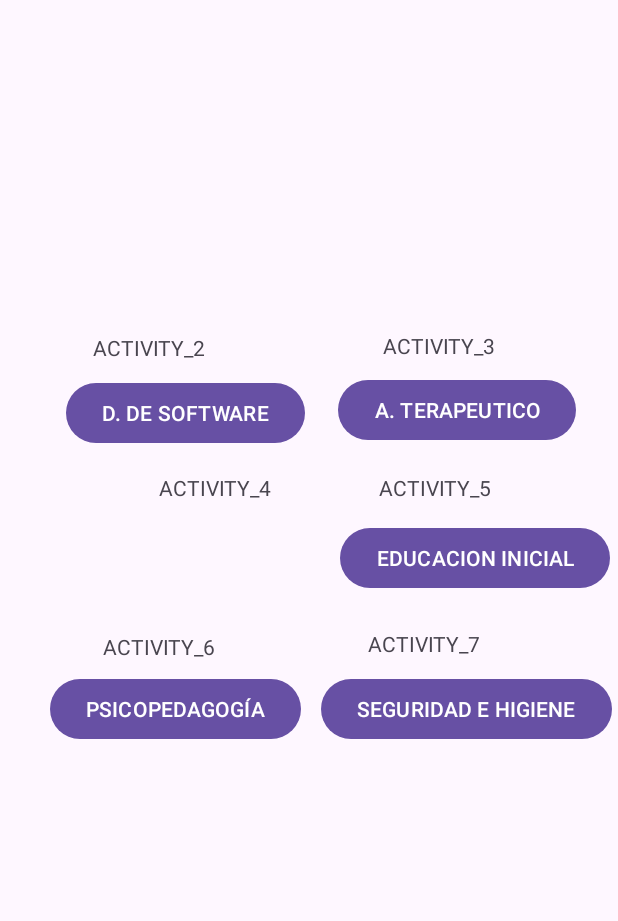
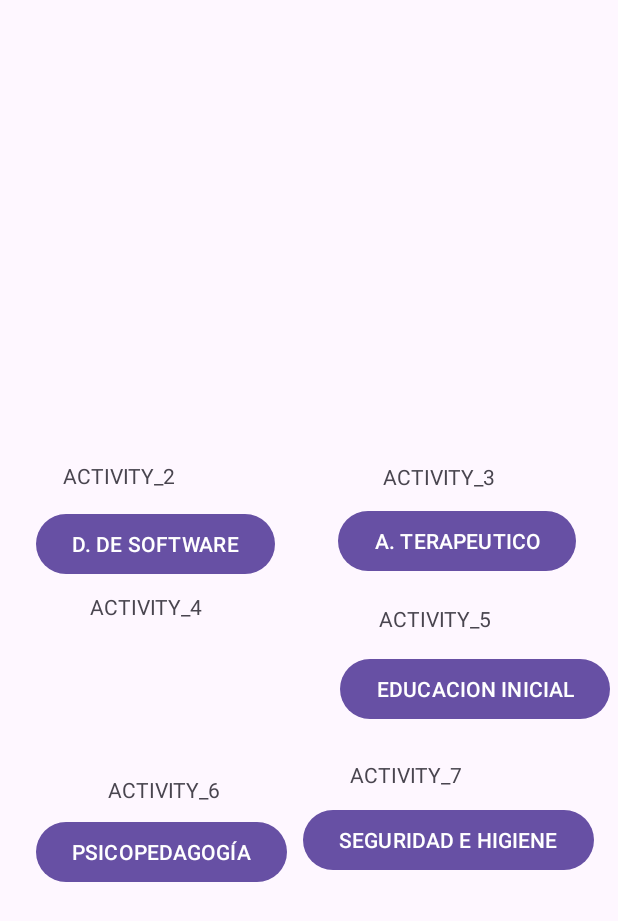
Before and after one commit to matttuuu/app-calendarioEvaluaciones, an Android app: the screen it shows after launch (MainActivity), on a phone screen of 412 x 824 dp. Shown: the top 921 px of the screen. Run offline under Robolectric (Android 15) with nearby library versions, the phone set to English and light mode, and no system bars.

Commit message:
Guardar activity_main.xml

```diff
--- a/CalendarAppIDRA/app/src/main/res/layout/activity_main.xml
+++ b/CalendarAppIDRA/app/src/main/res/layout/activity_main.xml
@@ -17,34 +17,35 @@
         app:layout_constraintBottom_toTopOf="@+id/buttonEducacion"
         app:layout_constraintStart_toStartOf="@+id/buttonEducacion" />
 
+    <Button
+        android:id="@+id/buttonSoftware"
+        android:layout_width="wrap_content"
+        android:layout_height="wrap_content"
+        android:layout_marginStart="24dp"
+        android:layout_marginTop="2dp"
+        android:text="D. DE SOFTWARE"
+        app:layout_constraintStart_toStartOf="parent"
+        app:layout_constraintTop_toTopOf="@+id/buttonTerapeutico" />
+
     <TextView
         android:id="@+id/textView"
         android:layout_width="0dp"
         android:layout_height="wrap_content"
         android:layout_marginStart="18dp"
         android:layout_marginEnd="18dp"
-        android:layout_marginBottom="10dp"
+        android:layout_marginBottom="12dp"
         android:text="ACTIVITY_2"
         app:layout_constraintBottom_toTopOf="@+id/buttonSoftware"
         app:layout_constraintEnd_toEndOf="@+id/buttonSoftware"
+        app:layout_constraintHorizontal_bias="1.0"
         app:layout_constraintStart_toStartOf="@+id/buttonSoftware" />
-
-    <Button
-        android:id="@+id/buttonSoftware"
-        android:layout_width="wrap_content"
-        android:layout_height="wrap_content"
-        android:layout_marginStart="44dp"
-        android:layout_marginTop="2dp"
-        android:text="D. DE SOFTWARE"
-        app:layout_constraintStart_toStartOf="parent"
-        app:layout_constraintTop_toTopOf="@+id/buttonTerapeutico" />
 
     <Button
         android:id="@+id/buttonSeguridadHigiene"
         android:layout_width="wrap_content"
         android:layout_height="wrap_content"
-        android:layout_marginEnd="4dp"
-        android:layout_marginBottom="327dp"
+        android:layout_marginEnd="16dp"
+        android:layout_marginBottom="240dp"
         android:text="SEGURIDAD E HIGIENE"
         app:layout_constraintBottom_toBottomOf="parent"
         app:layout_constraintEnd_toEndOf="parent" />
@@ -83,8 +84,8 @@
         android:id="@+id/textView3"
         android:layout_width="wrap_content"
         android:layout_height="wrap_content"
-        android:layout_marginTop="16dp"
-        android:layout_marginEnd="22dp"
+        android:layout_marginTop="8dp"
+        android:layout_marginEnd="48dp"
         android:text="ACTIVITY_4"
         app:layout_constraintEnd_toEndOf="@+id/buttonSoftware"
         app:layout_constraintTop_toBottomOf="@+id/buttonSoftware" />
@@ -93,7 +94,7 @@
         android:id="@+id/textView5"
         android:layout_width="wrap_content"
         android:layout_height="wrap_content"
-        android:layout_marginStart="35dp"
+        android:layout_marginStart="48dp"
         android:layout_marginBottom="8dp"
         android:text="ACTIVITY_6"
         app:layout_constraintBottom_toTopOf="@+id/buttonPsicopedagogia"
@@ -103,7 +104,8 @@
         android:id="@+id/buttonPsicopedagogia"
         android:layout_width="wrap_content"
         android:layout_height="wrap_content"
-        android:layout_marginStart="33dp"
+        android:layout_marginStart="24dp"
+        android:layout_marginTop="8dp"
         android:text="PSICOPEDAGOGÍA"
         app:layout_constraintStart_toStartOf="parent"
         app:layout_constraintTop_toTopOf="@+id/buttonSeguridadHigiene" />
```
